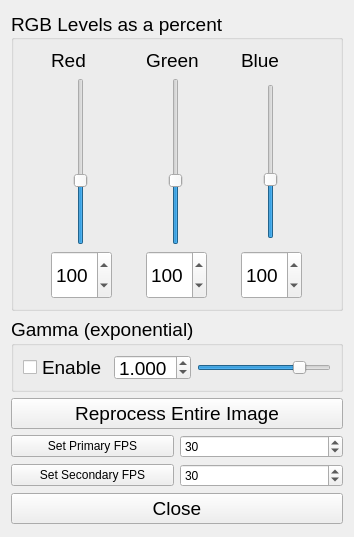
First picture: the form in rgbadjustments.ui, repository nasa-jpl/FlightView, before the edit.
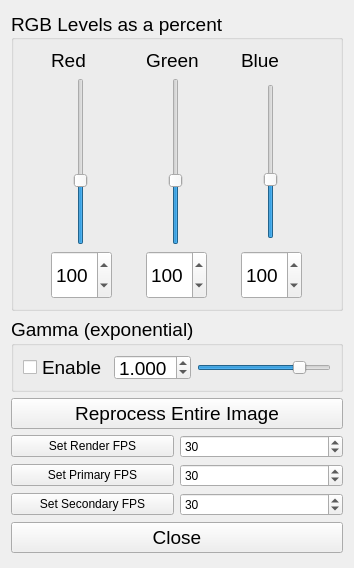
Second picture: the form after the edit.

```diff
--- a/rgbadjustments.ui
+++ b/rgbadjustments.ui
@@ -7,7 +7,7 @@
     <x>0</x>
     <y>0</y>
     <width>354</width>
-    <height>537</height>
+    <height>568</height>
    </rect>
   </property>
   <property name="windowTitle">
@@ -312,6 +312,30 @@
      </property>
     </widget>
    </item>
+   <item>
+    <layout class="QHBoxLayout" name="horizontalLayout_3">
+     <item>
+      <widget class="QPushButton" name="setRenderFPSBtn">
+       <property name="text">
+        <string>Set Render FPS</string>
+       </property>
+      </widget>
+     </item>
+     <item>
+      <widget class="QSpinBox" name="renderFPSSpin">
+       <property name="minimum">
+        <number>10</number>
+       </property>
+       <property name="maximum">
+        <number>60</number>
+       </property>
+       <property name="value">
+        <number>30</number>
+       </property>
+      </widget>
+     </item>
+    </layout>
+   </item>
    <item>
     <layout class="QHBoxLayout" name="horizontalLayout">
      <item>
```
